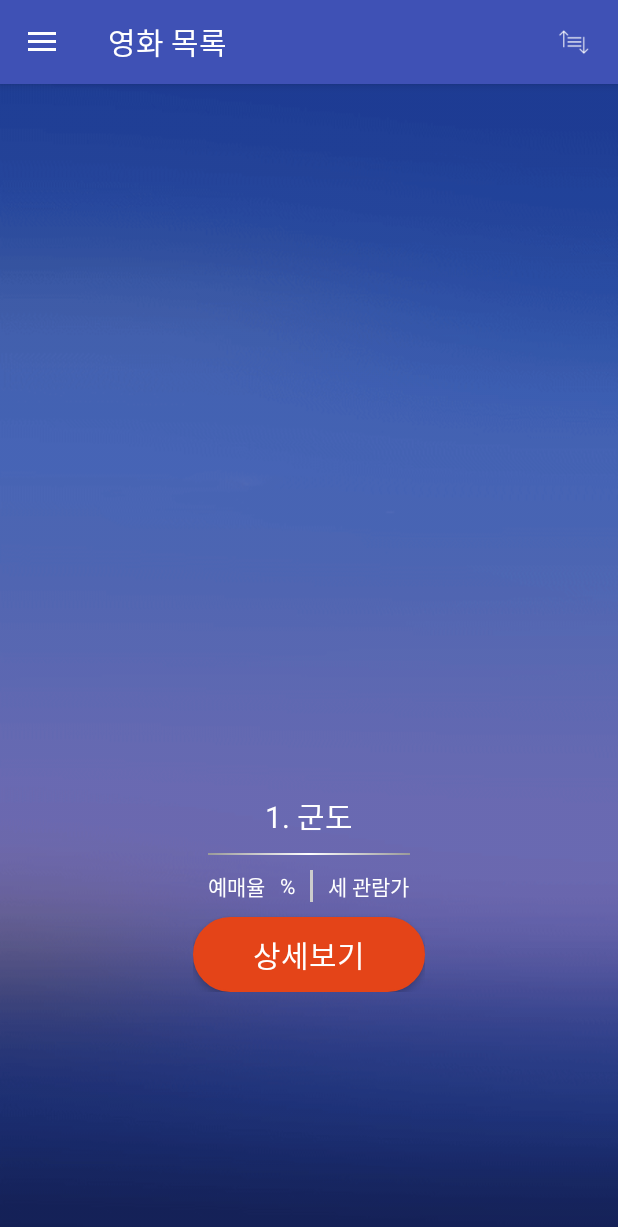
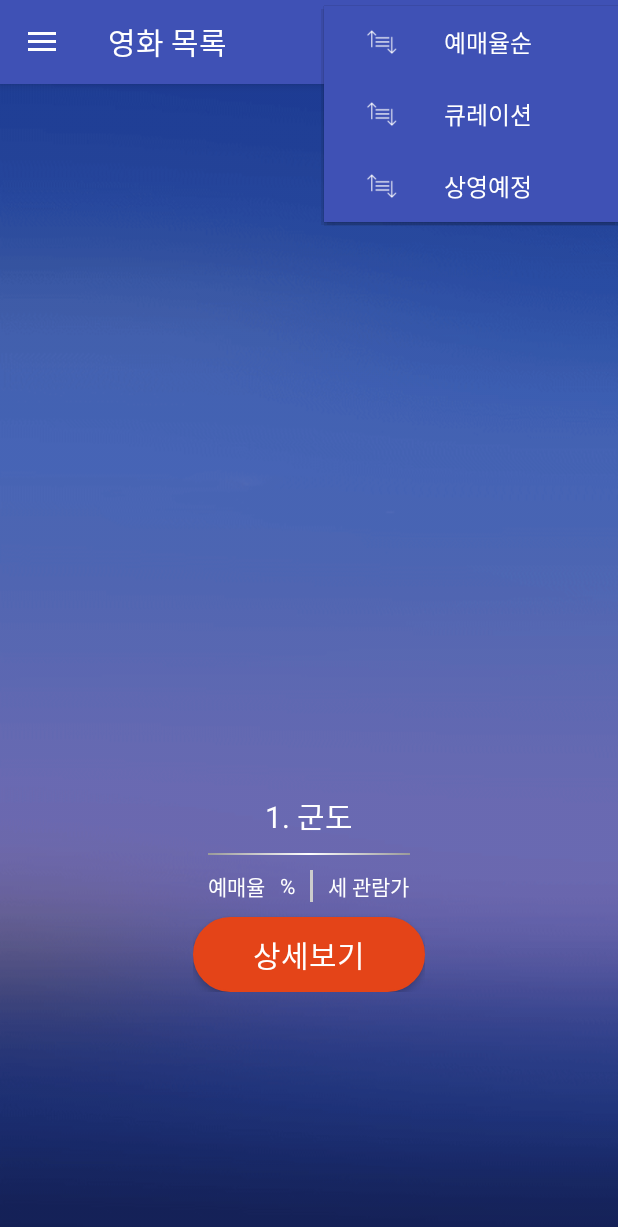
Before and after one commit to YunByungKwan/movieapp, an Android app: the fragment MovieFragment placed in its activity, after a tap on "예매율순", on a phone screen of 412 x 824 dp. Shown: the top 1227 px of the screen. Run offline under Robolectric (Android 15) with nearby library versions, the phone set to English and light mode, and no system bars; our stand-ins replace data binding, navigation-ui; pictures from the network do not load.

Commit message:
refactor: Modify menu

```diff
--- a/app/src/main/java/ybk/org/movieapp/MovieListActivity.java
+++ b/app/src/main/java/ybk/org/movieapp/MovieListActivity.java
@@ -2,6 +2,7 @@ package ybk.org.movieapp;
 
 import android.content.Intent;
 import android.os.Bundle;
+import android.util.Log;
 import android.view.LayoutInflater;
 import android.view.Menu;
 import android.view.MenuInflater;
@@ -39,15 +40,8 @@ public class MovieListActivity extends AppCompatActivity {
 
     private AppBarConfiguration mAppBarConfiguration;
     public Menu menu;
-    private LinearLayout ll;
-    private ImageButton orderBtn1;
-    private ImageButton orderBtn2;
-    private ImageButton orderBtn3;
     private NavController navController;
     private NavHostFragment hostFragment;
-    private boolean isMenuOpen = false;
-    private Animation transDown;
-    private Animation transUp;
 
     @Override
     protected void onCreate(Bundle savedInstanceState) {
@@ -57,16 +51,10 @@ public class MovieListActivity extends AppCompatActivity {
         Toolbar toolbar = findViewById(R.id.toolbar);
         setSupportActionBar(toolbar);
 
-        ll = findViewById(R.id.linearLayout);
-        orderBtn1 = (ImageButton) findViewById(R.id.ib_order_1);
-        orderBtn2 = (ImageButton) findViewById(R.id.ib_order_2);
-        orderBtn3 = (ImageButton) findViewById(R.id.ib_order_3);
         hostFragment = (NavHostFragment) getSupportFragmentManager()
                 .findFragmentById(R.id.nav_host_fragment);
         DrawerLayout drawer = findViewById(R.id.drawer_layout);
         NavigationView navigationView = findViewById(R.id.nav_view);
-        transDown = AnimationUtils.loadAnimation(getApplicationContext(),R.anim.translate_down);
-        transUp = AnimationUtils.loadAnimation(getApplicationContext(),R.anim.translate_up);
 
         mAppBarConfiguration = new AppBarConfiguration.Builder(
                 R.id.nav_movie_list, R.id.nav_movie_detail, R.id.nav_movie_api,
@@ -77,7 +65,6 @@ public class MovieListActivity extends AppCompatActivity {
         navController = Navigation.findNavController(this, R.id.nav_host_fragment);
         NavigationUI.setupActionBarWithNavController(this, navController, mAppBarConfiguration);
         NavigationUI.setupWithNavController(navigationView, navController);
-        onMenuItemSelected();
     }
 
     @Override
@@ -109,72 +96,33 @@ public class MovieListActivity extends AppCompatActivity {
 
     @Override
     public boolean onCreateOptionsMenu(Menu menu) {
-        super.onCreateOptionsMenu(menu);
+        this.menu = menu;
         MenuInflater menuInflater = getMenuInflater();
         menuInflater.inflate(R.menu.menu, menu);
-        this.menu = menu;
-        this.menu.findItem(R.id.menu_order).setOnMenuItemClickListener(new MenuItem.OnMenuItemClickListener() {
-            @Override
-            public boolean onMenuItemClick(MenuItem menuItem) {
-                if(!isMenuOpen) {
-                    ll.startAnimation(transDown);
-                    ll.setVisibility(View.VISIBLE);
-                    isMenuOpen = true;
-                } else {
-                    ll.startAnimation(transUp);
-                    ll.setVisibility(View.GONE);
-                    isMenuOpen = false;
-
-                }
-                return false;
-            }
-        });
         return true;
     }
 
-    public void onMenuItemSelected() {
-        orderBtn1.setOnClickListener(new View.OnClickListener() {
-            @Override
-            public void onClick(View view) {
-                sortBy(Constants.SORT_RESERVATION_RATE);
-            }
-        });
-        orderBtn2.setOnClickListener(new View.OnClickListener() {
-            @Override
-            public void onClick(View view) {
-                sortBy(Constants.SORT_REVIEWER_RATING);
-            }
-        });
-        orderBtn3.setOnClickListener(new View.OnClickListener() {
-            @Override
-            public void onClick(View view) {
-                sortBy(Constants.SORT_DATE);
-            }
-        });
+    @Override
+    public boolean onOptionsItemSelected(@NonNull MenuItem item) {
+        int id = item.getItemId();
+        if (id == R.id.menu1) {
+            sortBy(Constants.SORT_RESERVATION_RATE);
+            return true;
+        } else if(id == R.id.menu2) {
+            sortBy(Constants.SORT_REVIEWER_RATING);
+            return true;
+        } else if(id == R.id.menu3) {
+            sortBy(Constants.SORT_DATE);
+            return true;
+        }
+        return super.onOptionsItemSelected(item);
     }
 
     private void sortBy(int type) {
-        Animation transUp = AnimationUtils.loadAnimation(getApplicationContext(),R.anim.translate_up);
-        setMenuIcon(type);
-        ll.startAnimation(transUp);
-        ll.setVisibility(View.GONE);
         showToast(type);
         FragmentManager navHostManager = Objects.requireNonNull(hostFragment).getChildFragmentManager();
         MovieListFragment fragment = (MovieListFragment) navHostManager.getFragments().get(0);
         fragment.sortMovieListBy(type);
-        isMenuOpen = false;
-    }
-
-    private void setMenuIcon(int type) {
-        int resId = 0;
-        if(type == Constants.SORT_RESERVATION_RATE) {
-            resId = R.drawable.order11;
-        } else if(type == Constants.SORT_REVIEWER_RATING) {
-            resId = R.drawable.order22;
-        } else {
-            resId = R.drawable.order33;
-        }
-        menu.findItem(R.id.menu_order).setIcon(resId);
     }
 
     private void showToast(int type) {
@@ -190,12 +138,8 @@ public class MovieListActivity extends AppCompatActivity {
                 txt, Toast.LENGTH_SHORT).show();
     }
 
-    public void showMenu() {
-        menu.findItem(R.id.menu_order).setVisible(true);
-    }
-
-    public void hideMenu() {
-        menu.findItem(R.id.menu_order).setVisible(false);
-        ll.setVisibility(View.GONE);
+    public void showOptionMenu(boolean isShow) {
+        if(menu == null) return;
+        menu.setGroupVisible(R.id.menu_group, isShow);
     }
 }
--- a/app/src/main/java/ybk/org/movieapp/ui/movielist/MovieFragment.java
+++ b/app/src/main/java/ybk/org/movieapp/ui/movielist/MovieFragment.java
@@ -48,7 +48,7 @@ public class MovieFragment extends Fragment {
         setMovieInfo();
 
         MovieListActivity activity = (MovieListActivity) getActivity();
-        activity.showMenu();
+        //activity.showMenu();
 
         return view;
     }
--- a/app/src/main/java/ybk/org/movieapp/ui/movielist/MovieListFragment.java
+++ b/app/src/main/java/ybk/org/movieapp/ui/movielist/MovieListFragment.java
@@ -18,6 +18,8 @@ import java.util.ArrayList;
 import java.util.Collections;
 import java.util.Comparator;
 import java.util.List;
+
+import ybk.org.movieapp.MovieListActivity;
 import ybk.org.movieapp.data.local.entity.Movie;
 import ybk.org.movieapp.R;
 import ybk.org.movieapp.databinding.FragmentMovieListBinding;
@@ -54,6 +56,12 @@ public class MovieListFragment extends Fragment {
         });
         dataBinding(view);
         return view;
+    }
+
+    @Override
+    public void onResume() {
+        super.onResume();
+        ((MovieListActivity)requireActivity()).showOptionMenu(true);
     }
 
     /** ViewPager에 어뎁터를 설정함 */
--- a/app/src/main/res/layout/content_movie_list.xml
+++ b/app/src/main/res/layout/content_movie_list.xml
@@ -17,37 +17,4 @@
         app:layout_constraintTop_toTopOf="parent"
         app:navGraph="@navigation/mobile_navigation" />
 
-    <LinearLayout
-        android:id="@+id/linearLayout"
-        android:layout_width="wrap_content"
-        android:layout_height="wrap_content"
-        android:background="@color/colorPrimary"
-        android:orientation="vertical"
-        android:visibility="gone"
-        app:layout_constraintEnd_toEndOf="parent"
-        app:layout_constraintTop_toTopOf="parent">
-
-        <ImageButton
-            android:id="@+id/ib_order_1"
-            android:layout_width="wrap_content"
-            android:layout_height="wrap_content"
-            android:backgroundTint="@color/colorPrimary"
-            android:src="@drawable/order11" />
-
-        <ImageButton
-            android:id="@+id/ib_order_2"
-            android:layout_width="wrap_content"
-            android:layout_height="wrap_content"
-            android:backgroundTint="@color/colorPrimary"
-            android:src="@drawable/order22" />
-
-        <ImageButton
-            android:id="@+id/ib_order_3"
-            android:layout_width="wrap_content"
-            android:layout_height="wrap_content"
-            android:backgroundTint="@color/colorPrimary"
-            android:src="@drawable/order33" />
-
-    </LinearLayout>
-
 </androidx.constraintlayout.widget.ConstraintLayout>
--- a/app/src/main/res/menu/menu.xml
+++ b/app/src/main/res/menu/menu.xml
@@ -2,11 +2,29 @@
 <menu xmlns:android="http://schemas.android.com/apk/res/android"
     xmlns:app="http://schemas.android.com/apk/res-auto">
 
-    <item
-        android:id="@+id/menu_order"
-        android:icon="@drawable/order_small"
-        android:title="@string/menu_order_text"
-        app:showAsAction="always">
-    </item>
+    <group android:id="@+id/menu_group">
+        <item
+            android:id="@+id/menu"
+            android:title="@string/menu_order1_text"
+            android:icon="@drawable/order_small"
+            app:showAsAction="always|withText">
 
+            <menu>
+                <item
+                    android:id="@+id/menu1"
+                    android:icon="@drawable/order_small"
+                    android:title="@string/menu_order1_text"/>
+
+                <item
+                    android:id="@+id/menu2"
+                    android:icon="@drawable/order_small"
+                    android:title="@string/menu_order2_text"/>
+
+                <item
+                    android:id="@+id/menu3"
+                    android:icon="@drawable/order_small"
+                    android:title="@string/menu_order3_text"/>
+            </menu>
+        </item>
+    </group>
 </menu>
--- a/app/src/main/res/values/strings.xml
+++ b/app/src/main/res/values/strings.xml
@@ -1,6 +1,10 @@
 <resources>
 
     <string name="app_name">씨네마천국</string>
+
+    <string name="gallery_label">사진 보기</string>
+    <string name="comment_list_label">한줄평목록</string>
+    <string name="comment_write_label">한줄평작성</string>
 
     <string name="movie_title">군도</string>
     <string name="movie_story">…</string>
```
Also changed, not shown: app/src/main/AndroidManifest.xml (+4 -4 lines), app/src/main/java/ybk/org/movieapp/ui/movieapi/MovieApiFragment.java (+7 -0 lines), app/src/main/java/ybk/org/movieapp/ui/moviebook/MovieBookFragment.java (+7 -0 lines), app/src/main/java/ybk/org/movieapp/ui/moviedetail/MovieDetailFragment.java (+7 -1 lines), app/src/main/java/ybk/org/movieapp/ui/usersettings/UserSettingsFragment.java (+7 -0 lines).
